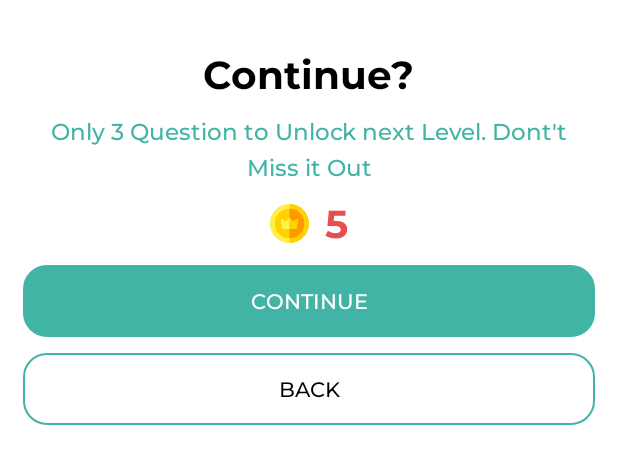
After one commit to Mdmuzammil16/TriviaQuiz, an Android app: the layout lostdialog.xml on its own in the app's theme, with its tools: preview values and no code run, on a phone screen of 412 x 824 dp. The commit adds this screen. Shown: the top 464 px of the screen. Run offline under Robolectric (Android 15) with nearby library versions, the phone set to English and light mode, and no system bars.

Commit message:
timers and game over dialog updated

```diff
--- /dev/null
+++ b/app/src/main/res/drawable/outline_back.xml
@@ -0,0 +1,7 @@
+<?xml version="1.0" encoding="utf-8"?>
+<shape android:shape="rectangle" xmlns:android="http://schemas.android.com/apk/res/android">
+
+    <stroke android:color="@color/green" android:width="@dimen/_1sdp"/>
+
+    <corners android:radius="@dimen/_12sdp"/>
+</shape>
--- a/app/src/main/res/layout/fragment_quiz.xml
+++ b/app/src/main/res/layout/fragment_quiz.xml
@@ -77,6 +77,7 @@
                         android:layout_width="wrap_content"
                         android:layout_height="wrap_content"
                         android:text="00:23"
+                        android:id="@+id/timerTv"
                         android:layout_marginLeft="@dimen/_6sdp"
                         android:fontFamily="@font/montserratbold"
                         android:textColor="@color/white"/>
--- /dev/null
+++ b/app/src/main/res/layout/lostdialog.xml
@@ -0,0 +1,83 @@
+<?xml version="1.0" encoding="utf-8"?>
+<layout xmlns:android="http://schemas.android.com/apk/res/android">
+
+    <LinearLayout
+        android:orientation="vertical"
+        android:paddingVertical="@dimen/_25sdp"
+        android:paddingHorizontal="@dimen/_12sdp"
+        android:background="@color/white"
+        android:layout_width="match_parent"
+        android:layout_height="wrap_content">
+
+        <TextView
+            android:layout_width="wrap_content"
+            android:layout_height="wrap_content"
+            android:textSize="@dimen/_20sdp"
+            android:textColor="@color/black"
+            android:fontFamily="@font/montserratbold"
+            android:layout_gravity="center"
+            android:text="Continue?"/>
+
+
+        <TextView
+            android:layout_width="wrap_content"
+            android:layout_marginTop="@dimen/_8sdp"
+            android:layout_height="wrap_content"
+            android:textSize="@dimen/_12sdp"
+            android:id="@+id/displayTv"
+            android:lineSpacingExtra="@dimen/_4sdp"
+            android:textColor="@color/green"
+            android:fontFamily="@font/montserratmedium"
+            android:textAlignment="center"
+            android:layout_gravity="center"
+            android:text="@string/next_level"/>
+
+        <LinearLayout
+            android:layout_width="match_parent"
+            android:gravity="center"
+            android:layout_marginTop="@dimen/_8sdp"
+            android:layout_height="wrap_content">
+
+            <ImageView
+                android:layout_width="@dimen/_20sdp"
+                android:layout_height="@dimen/_20sdp"
+                android:src="@drawable/coin"/>
+
+            <TextView
+                android:layout_width="wrap_content"
+                android:layout_height="wrap_content"
+                android:text="5"
+                android:textSize="@dimen/_20sdp"
+                android:fontFamily="@font/montserratbold"
+                android:layout_marginLeft="@dimen/_8sdp"
+                android:textColor="@color/errorcolor"/>
+        </LinearLayout>
+
+
+
+        <androidx.appcompat.widget.AppCompatButton
+            android:layout_width="match_parent"
+            android:textColor="@color/white"
+            android:text="Continue"
+            android:fontFamily="@font/montserratmedium"
+            android:backgroundTint="@color/green"
+            android:layout_height="wrap_content"
+            android:layout_marginVertical="@dimen/_8sdp"
+            android:id="@+id/continueBtn"
+            android:background="@drawable/outline_back"/>
+
+            <androidx.appcompat.widget.AppCompatButton
+                android:layout_width="match_parent"
+                android:layout_height="wrap_content"
+                android:text="Back"
+                android:textColor="@color/black"
+                android:id="@+id/backBtn"
+                android:fontFamily="@font/montserratmedium"
+                android:background="@drawable/outline_back"/>
+
+
+
+
+
+    </LinearLayout>
+</layout>
--- a/app/src/main/res/values/strings.xml
+++ b/app/src/main/res/values/strings.xml
@@ -3,4 +3,5 @@
     <!-- TODO: Remove or change this placeholder text -->
     <string name="hello_blank_fragment">Hello blank fragment</string>
     <string name="store">store</string>
+    <string name="next_level">Only 3 Question to Unlock next Level. Dont\'t Miss it Out</string>
 </resources>
--- a/app/src/main/res/values/themes.xml
+++ b/app/src/main/res/values/themes.xml
@@ -13,4 +13,15 @@
         <item name="android:statusBarColor" tools:targetApi="l">?attr/colorPrimaryVariant</item>
         <!-- Customize your theme here. -->
     </style>
+
+    <style name="MyRounded.MaterialComponents.MaterialAlertDialog" parent="@style/ThemeOverlay.MaterialComponents.MaterialAlertDialog">
+        <item name="shapeAppearanceOverlay">@style/ShapeAppearanceOverlay.App.CustomDialog.Rounded
+        </item>
+        <item name="colorSurface">@color/purple_200</item>
+    </style>
+
+    <style name="ShapeAppearanceOverlay.App.CustomDialog.Rounded" parent="">
+        <item name="cornerFamily">rounded</item>
+        <item name="cornerSize">10dp</item>
+    </style>
 </resources>
```
Also changed, not shown: app/src/main/java/com/trivia/quiz/Fragment/QuizFragment.kt (+97 -36 lines), app/src/main/java/com/trivia/quiz/Repo/QuizRepo.kt (+24 -30 lines).
